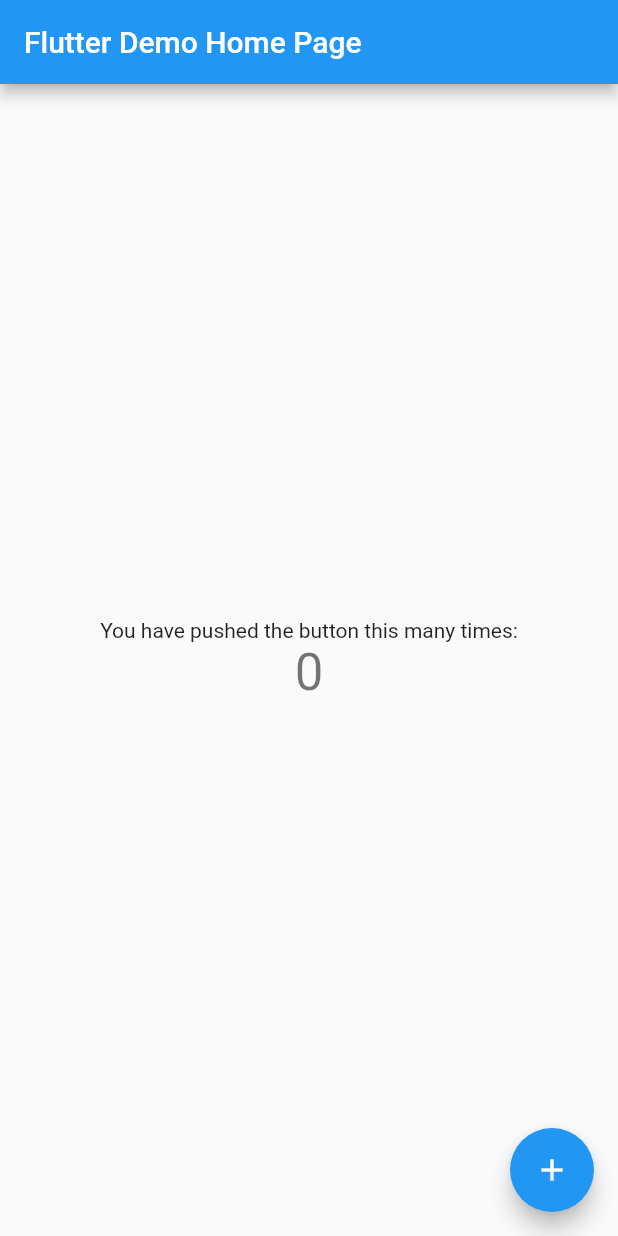
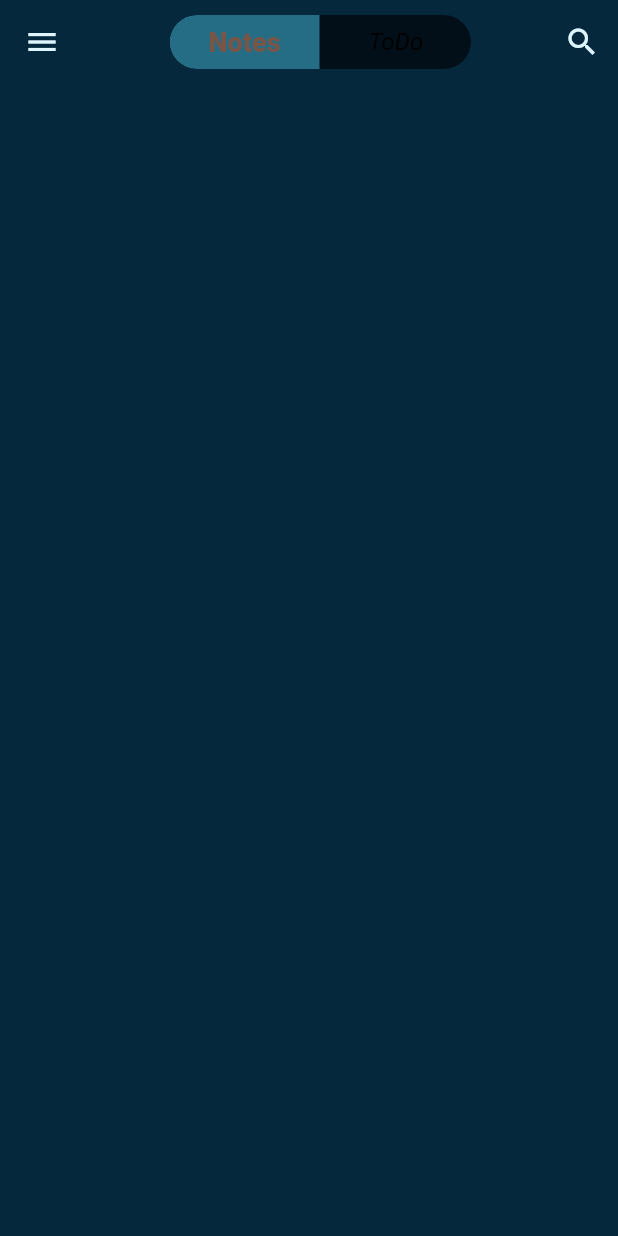
Before and after one commit to MasterNikPro/notetodoapp, a Flutter app: the screen it shows after launch, on a phone screen of 412 x 824 dp. Run offline on Flutter 3.47's test engine with Material 2 defaults, Android fonts, the phone set to English and light mode, and no system bars; drawn by our look-alikes of toggle_switch.

Commit message:
basic interface

```diff
--- /dev/null
+++ b/lib/assets/colors.dart
@@ -0,0 +1,5 @@
+import 'package:flutter/material.dart';
+Color darkBlue= const Color.fromRGBO(6, 40, 61,1);
+Color darkMarine= const Color.fromRGBO(37, 109, 133,1);
+Color lightBlue= const Color.fromRGBO(71, 181, 255,1);
+Color lightMarine= const Color.fromRGBO(223, 246, 255,1);
--- a/lib/main.dart
+++ b/lib/main.dart
@@ -1,115 +1,21 @@
 import 'package:flutter/material.dart';
+import 'package:notetodoapp/screens/main_screeen.dart';
 
 void main() {
-  runApp(const MyApp());
+  runApp(AppMain());
 }
 
-class MyApp extends StatelessWidget {
-  const MyApp({Key? key}) : super(key: key);
+class AppMain extends StatelessWidget {
+  const AppMain({Key? key}) : super(key: key);
 
-  // This widget is the root of your application.
   @override
   Widget build(BuildContext context) {
     return MaterialApp(
-      title: 'Flutter Demo',
-      theme: ThemeData(
-        // This is the theme of your application.
-        //
-        // Try running your application with "flutter run". You'll see the
-        // application has a blue toolbar. Then, without quitting the app, try
-        // changing the primarySwatch below to Colors.green and then invoke
-        // "hot reload" (press "r" in the console where you ran "flutter run",
-        // or simply save your changes to "hot reload" in a Flutter IDE).
-        // Notice that the counter didn't reset back to zero; the application
-        // is not restarted.
-        primarySwatch: Colors.blue,
-      ),
-      home: const MyHomePage(title: 'Flutter Demo Home Page'),
+      debugShowCheckedModeBanner: false,
+      initialRoute: "/",
+      routes: {
+        '/': (context) => const MainScreen(),
+      },
     );
   }
 }
-
-class MyHomePage extends StatefulWidget {
-  const MyHomePage({Key? key, required this.title}) : super(key: key);
-
-  // This widget is the home page of your application. It is stateful, meaning
-  // that it has a State object (defined below) that contains fields that affect
-  // how it looks.
-
-  // This class is the configuration for the state. It holds the values (in this
-  // case the title) provided by the parent (in this case the App widget) and
-  // used by the build method of the State. Fields in a Widget subclass are
-  // always marked "final".
-
-  final String title;
-
-  @override
-  State<MyHomePage> createState() => _MyHomePageState();
-}
-
-class _MyHomePageState extends State<MyHomePage> {
-  int _counter = 0;
-
-  void _incrementCounter() {
-    setState(() {
-      // This call to setState tells the Flutter framework that something has
-      // changed in this State, which causes it to rerun the build method below
-      // so that the display can reflect the updated values. If we changed
-      // _counter without calling setState(), then the build method would not be
-      // called again, and so nothing would appear to happen.
-      _counter++;
-    });
-  }
-
-  @override
-  Widget build(BuildContext context) {
-    // This method is rerun every time setState is called, for instance as done
-    // by the _incrementCounter method above.
-    //
-    // The Flutter framework has been optimized to make rerunning build methods
-    // fast, so that you can just rebuild anything that needs updating rather
-    // than having to individually change instances of widgets.
-    return Scaffold(
-      appBar: AppBar(
-        // Here we take the value from the MyHomePage object that was created by
-        // the App.build method, and use it to set our appbar title.
-        title: Text(widget.title),
-      ),
-      body: Center(
-        // Center is a layout widget. It takes a single child and positions it
-        // in the middle of the parent.
-        child: Column(
-          // Column is also a layout widget. It takes a list of children and
-          // arranges them vertically. By default, it sizes itself to fit its
-          // children horizontally, and tries to be as tall as its parent.
-          //
-          // Invoke "debug painting" (press "p" in the console, choose the
-          // "Toggle Debug Paint" action from the Flutter Inspector in Android
-          // Studio, or the "Toggle Debug Paint" command in Visual Studio Code)
-          // to see the wireframe for each widget.
-          //
-          // Column has various properties to control how it sizes itself and
-          // how it positions its children. Here we use mainAxisAlignment to
-          // center the children vertically; the main axis here is the vertical
-          // axis because Columns are vertical (the cross axis would be
-          // horizontal).
-          mainAxisAlignment: MainAxisAlignment.center,
-          children: <Widget>[
-            const Text(
-              'You have pushed the button this many times:',
-            ),
-            Text(
-              '$_counter',
-              style: Theme.of(context).textTheme.headline4,
-            ),
-          ],
-        ),
-      ),
-      floatingActionButton: FloatingActionButton(
-        onPressed: _incrementCounter,
-        tooltip: 'Increment',
-        child: const Icon(Icons.add),
-      ), // This trailing comma makes auto-formatting nicer for build methods.
-    );
-  }
-}
--- /dev/null
+++ b/lib/screens/appbars/main_screen_appbar.dart
@@ -0,0 +1,46 @@
+import 'package:flutter/material.dart';
+import 'package:notetodoapp/assets/colors.dart';
+import 'package:toggle_switch/toggle_switch.dart';
+
+AppBar MainScreenAppBar() {
+  return AppBar(
+    backgroundColor: darkBlue,
+    elevation: 0,
+    leading: IconButton(
+        onPressed: () {},
+        icon: Icon(
+          Icons.menu,
+          color: lightMarine,
+        )),
+    actions: [
+      Container(
+        padding: EdgeInsets.only(top:10,bottom: 10,right: 50),
+        child: ToggleSwitch(
+          minWidth: 100,
+          cornerRadius: 25,
+          activeBgColors: [
+            [darkMarine],
+            [lightMarine]
+          ],
+          // customTextStyles: [],
+          //customHeights: [25,25],
+          initialLabelIndex: 0,
+          totalSwitches: 2,
+          labels: const ['Notes', 'ToDo'],
+          customTextStyles: const [
+            TextStyle(
+                color: Colors.brown, fontSize: 18.0, fontWeight: FontWeight.w900),
+            TextStyle(
+                color: Colors.black, fontSize: 16.0, fontStyle: FontStyle.italic)
+          ],
+        ),
+      ),
+      IconButton(
+          onPressed: () {},
+          icon: Icon(
+            Icons.search,
+            color: lightMarine,
+          ))
+    ],
+  );
+}
--- /dev/null
+++ b/lib/screens/main_screeen.dart
@@ -0,0 +1,22 @@
+import 'package:flutter/material.dart';
+import 'package:notetodoapp/assets/colors.dart';
+import 'package:notetodoapp/screens/appbars/main_screen_appbar.dart';
+
+class MainScreen extends StatefulWidget {
+  const MainScreen({Key? key}) : super(key: key);
+
+  @override
+  State<MainScreen> createState() => _MainScreenState();
+}
+
+class _MainScreenState extends State<MainScreen> {
+  @override
+  Widget build(BuildContext context) {
+    return Scaffold(
+      appBar: MainScreenAppBar(),
+      body: Container(
+        color: darkBlue,
+      ),
+    );
+  }
+}
--- a/pubspec.yaml
+++ b/pubspec.yaml
@@ -29,6 +29,7 @@ environment:
 dependencies:
   flutter:
     sdk: flutter
+  toggle_switch: ^2.0.1
 
 
   # The following adds the Cupertino Icons font to your application.
```
Also changed, not shown: pubspec.lock, 1 other file.
